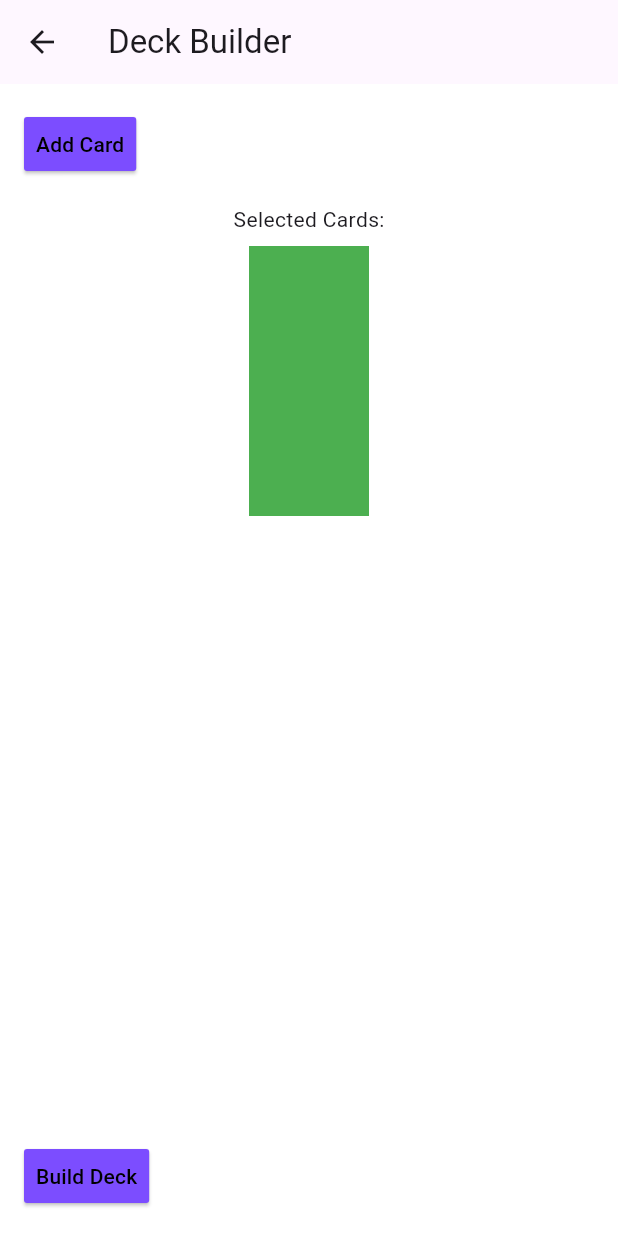
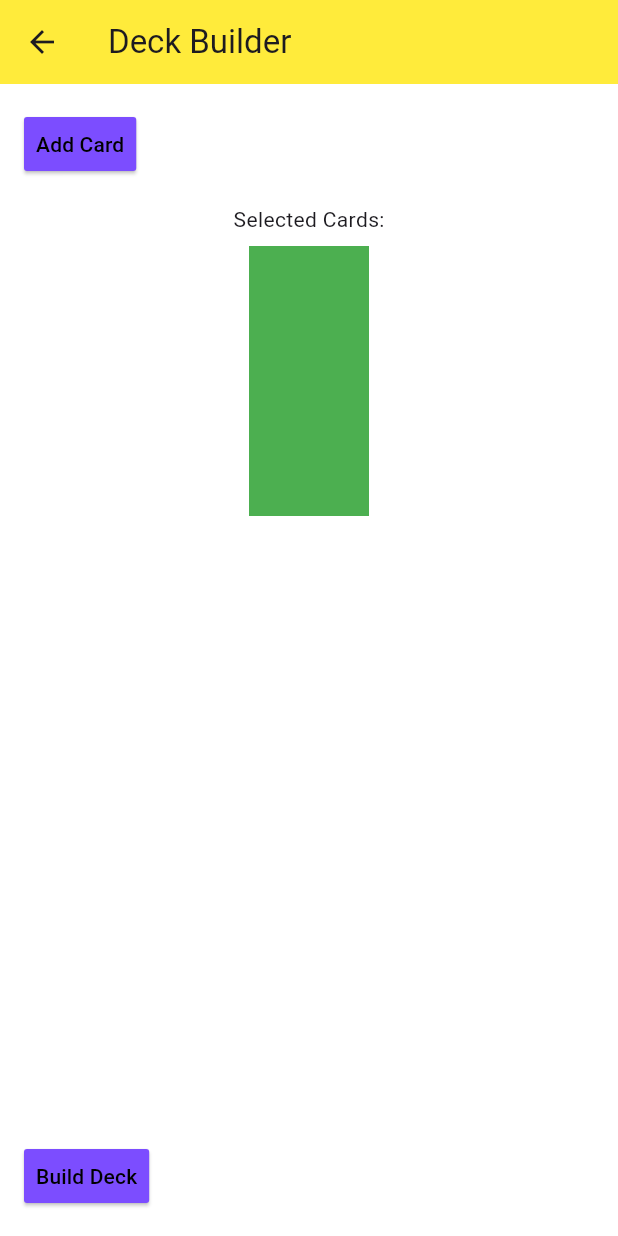
Before and after one commit to meric000/Bachelorarbeit, a Flutter app: the screen it shows after launch, after a tap on "Add Deck", on a phone screen of 412 x 824 dp. Run offline on Flutter 3.47's test engine with Material 3 defaults, Android fonts, the phone set to English and light mode, and no system bars; network calls fail.

Commit message:
frontend is allmost done, working on backend can start in the next 2 sessions, if no futher problems are discovered

```diff
--- a/lib/deckBuilderScreen.dart
+++ b/lib/deckBuilderScreen.dart
@@ -1,19 +1,20 @@
 import 'package:flutter/material.dart';
+import 'package:showing_card/searchScreen.dart';
 import 'buttonstyle.dart';
 
 void main() {}
 
-class deckBuilderScreen extends StatefulWidget {
+class DeckBuilderScreen extends StatefulWidget {
   @override
-  State<deckBuilderScreen> createState() => _deckBuilderState();
+  State<DeckBuilderScreen> createState() => _DeckBuilderState();
 }
 
-class _deckBuilderState extends State<deckBuilderScreen> {
+class _DeckBuilderState extends State<DeckBuilderScreen> {
   @override
   Widget build(BuildContext context) {
     return Scaffold(
       appBar: AppBar(
-        title: const Text('Deck Builder'),
+        title: const Text('Deck Builder'), backgroundColor: Colors.yellow,
       ),
       backgroundColor: Colors.white, // Hier explizit der weiße Hintergrund
       body: Padding(
@@ -25,7 +26,10 @@ class _deckBuilderState extends State<deckBuilderScreen> {
               child: ElevatedButton(
                 style: raisedButtonStyle,
                 onPressed: () {
-                  // TODO: Karte hinzufügen
+                  Navigator.push(
+                    context,
+                    MaterialPageRoute(builder: (context) => SearchScreen()),
+                  );
                 },
                 child: const Text('Add Card'),
               ),
--- a/lib/startScreen.dart
+++ b/lib/startScreen.dart
@@ -1,13 +1,18 @@
 import 'package:flutter/material.dart';
-import 'searchScreen.dart';
+
+import 'buttonstyle.dart';
 import 'collectionScreen.dart';
 import 'deckBuilderScreen.dart';
-import 'buttonstyle.dart';
+import 'searchScreen.dart';
+import 'DeckStatsScreen.dart';
 
 void main() => runApp(const MyApp());
 
+const String deckname = "Deckname Placeholder";
+
 class MyApp extends StatelessWidget {
   const MyApp({super.key});
+
 
   @override
   Widget build(BuildContext context) {
@@ -39,7 +44,7 @@ class _MainScreenState extends State<MainScreen> {
       _buildCardScreen(context),
       SearchScreen(),
       CollectionScreen(),
-      deckBuilderScreen(),
+      DeckBuilderScreen(),
     ];
   }
 
@@ -55,12 +60,36 @@ class _MainScreenState extends State<MainScreen> {
               onPressed: () {
                 Navigator.push(
                   context,
-                  MaterialPageRoute(builder: (context) => deckBuilderScreen()),
+                  MaterialPageRoute(builder: (context) => DeckBuilderScreen()),
                 );
               },
               child: const Text('Add Deck'),
             ),
           ),
+          GestureDetector(
+            onTap: () {
+              Navigator.push(
+              context,
+              MaterialPageRoute(
+                builder: (context) => DeckStatsScreen(),
+              ),
+            );},
+            child: Container(
+              color: Colors.grey,
+              width: 380.0,
+              height: 80.0,
+              alignment: Alignment.center,
+              child: Text(deckname,
+                  style: Theme
+                      .of(context)
+                      .textTheme
+                      .headlineMedium!
+                      .copyWith(color: Colors.white)),
+
+            ),
+          ),
+
+          const Spacer(),
           const SizedBox(height: 12),
         ],
       ),
@@ -70,14 +99,15 @@ class _MainScreenState extends State<MainScreen> {
   @override
   Widget build(BuildContext context) {
     final screens = _buildScreens(context);
-
     return Scaffold(
       appBar: AppBar(
         title: const Text('SWU Cardfinder Pro Delux ++'),
+        backgroundColor: Colors.redAccent,
       ),
       body: Column(
         crossAxisAlignment: CrossAxisAlignment.start,
         children: [
+          const SizedBox(height: 16),
           Expanded(
             child: screens[_selectedIndex],
           ),
```
Also changed, not shown: lib/DeckStatsScreen.dart (added, +47 -0 lines), lib/collectionScreen.dart (+41 -3 lines).
